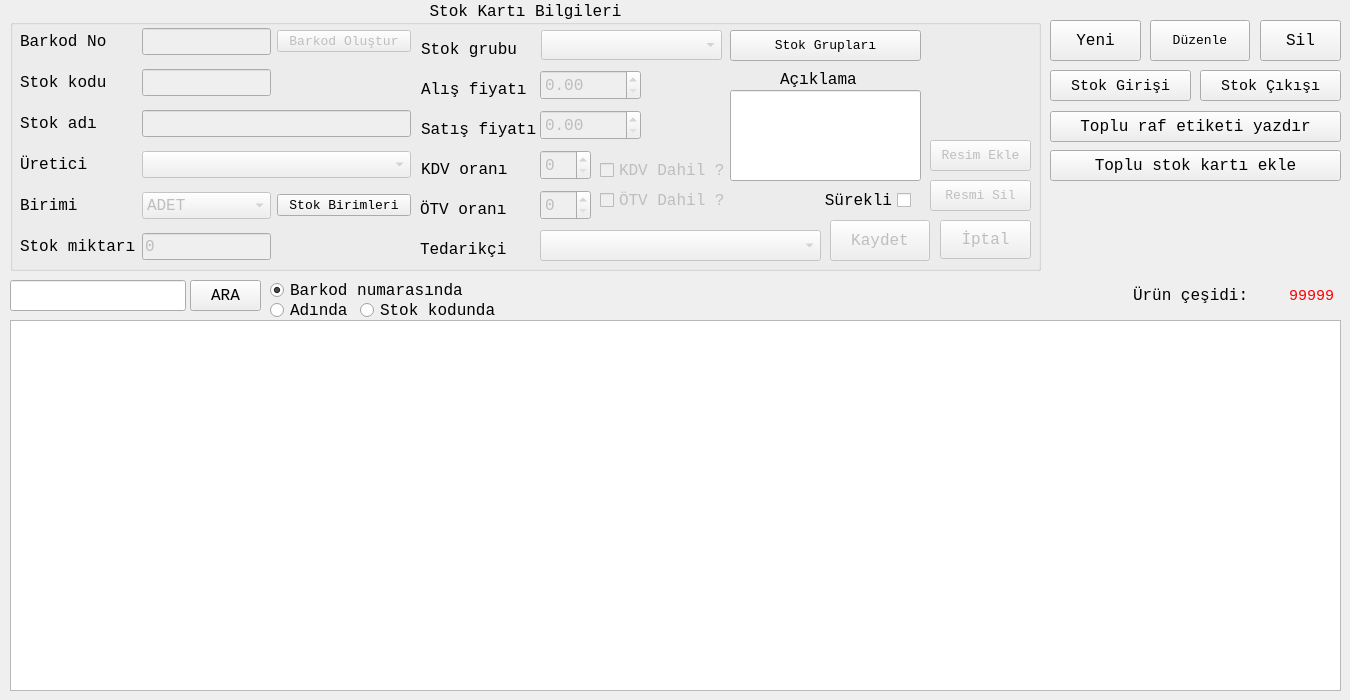
This is stokfrom.ui in mamoo81/bhss as Qt 5 draws it before an edit. The edited form follows.
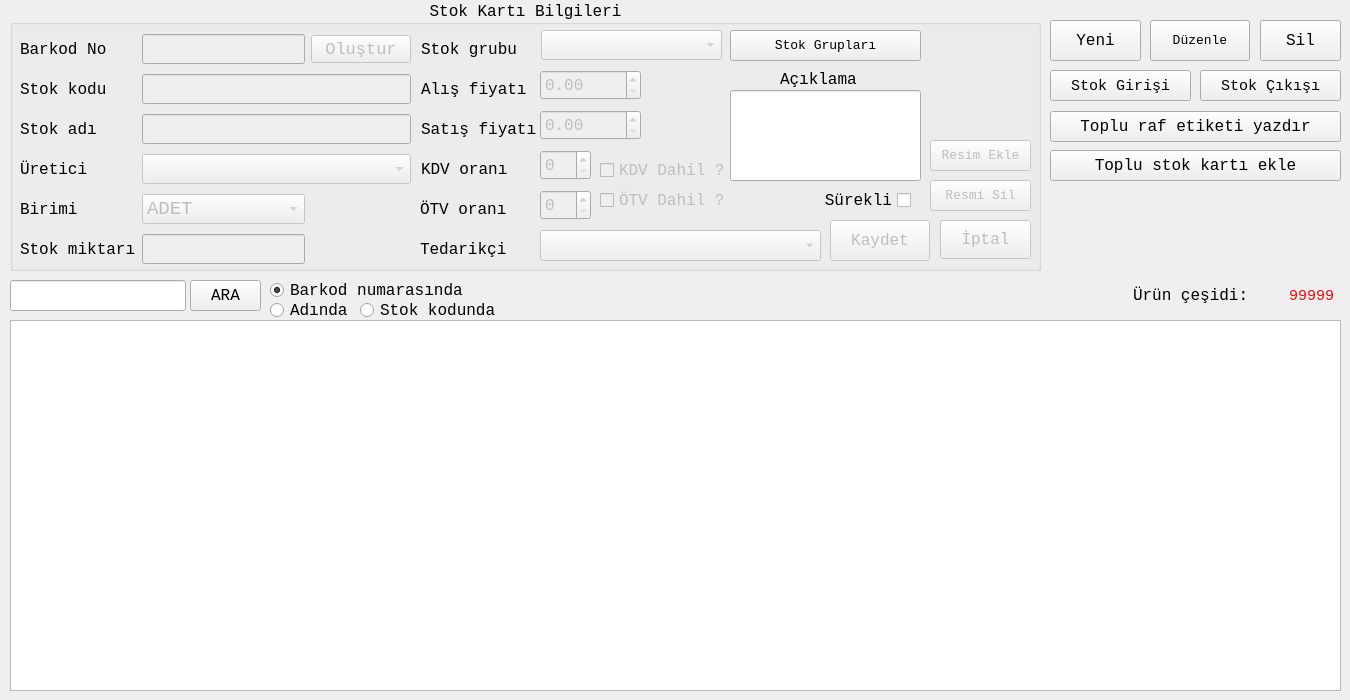
This is the edited form. Icons and pictures are not drawn.

Diff of the .ui file:
```diff
--- a/stokfrom.ui
+++ b/stokfrom.ui
@@ -552,9 +552,9 @@
     <property name="geometry">
      <rect>
       <x>10</x>
-      <y>20</y>
+      <y>30</y>
       <width>391</width>
-      <height>251</height>
+      <height>241</height>
      </rect>
     </property>
     <layout class="QGridLayout" name="gridLayout">
@@ -570,6 +570,12 @@
        <property name="enabled">
         <bool>false</bool>
        </property>
+       <property name="font">
+        <font>
+         <family>Monospace</family>
+         <pointsize>14</pointsize>
+        </font>
+       </property>
        <property name="text">
         <string/>
        </property>
@@ -583,11 +589,11 @@
        <property name="font">
         <font>
          <family>Monospace</family>
-         <pointsize>10</pointsize>
+         <pointsize>13</pointsize>
         </font>
        </property>
        <property name="text">
-        <string>Barkod Oluştur</string>
+        <string>Oluştur</string>
        </property>
        <property name="iconSize">
         <size>
@@ -607,16 +613,6 @@
        </property>
       </widget>
      </item>
-     <item row="1" column="1">
-      <widget class="QLineEdit" name="StokKoduLnEdit">
-       <property name="enabled">
-        <bool>false</bool>
-       </property>
-       <property name="text">
-        <string/>
-       </property>
-      </widget>
-     </item>
      <item row="2" column="0">
       <widget class="QLabel" name="label_4">
        <property name="text">
@@ -629,6 +625,12 @@
        <property name="enabled">
         <bool>false</bool>
        </property>
+       <property name="font">
+        <font>
+         <family>Monospace</family>
+         <pointsize>14</pointsize>
+        </font>
+       </property>
        <property name="text">
         <string/>
        </property>
@@ -646,6 +648,12 @@
        <property name="enabled">
         <bool>false</bool>
        </property>
+       <property name="font">
+        <font>
+         <family>Monospace</family>
+         <pointsize>14</pointsize>
+        </font>
+       </property>
       </widget>
      </item>
      <item row="4" column="0">
@@ -660,6 +668,12 @@
        <property name="enabled">
         <bool>false</bool>
        </property>
+       <property name="font">
+        <font>
+         <family>Monospace</family>
+         <pointsize>14</pointsize>
+        </font>
+       </property>
        <item>
         <property name="text">
          <string>ADET</string>
@@ -677,28 +691,6 @@
        </item>
       </widget>
      </item>
-     <item row="4" column="2">
-      <widget class="QToolButton" name="StokBirimBtn">
-       <property name="font">
-        <font>
-         <family>Monospace</family>
-         <pointsize>10</pointsize>
-        </font>
-       </property>
-       <property name="text">
-        <string>Stok Birimleri</string>
-       </property>
-       <property name="iconSize">
-        <size>
-         <width>64</width>
-         <height>64</height>
-        </size>
-       </property>
-       <property name="toolButtonStyle">
-        <enum>Qt::ToolButtonTextBesideIcon</enum>
-       </property>
-      </widget>
-     </item>
      <item row="5" column="0">
       <widget class="QLabel" name="label_6">
        <property name="text">
@@ -711,8 +703,27 @@
        <property name="enabled">
         <bool>false</bool>
        </property>
+       <property name="font">
+        <font>
+         <family>Monospace</family>
+         <pointsize>14</pointsize>
+        </font>
+       </property>
+      </widget>
+     </item>
+     <item row="1" column="1" colspan="2">
+      <widget class="QLineEdit" name="StokKoduLnEdit">
+       <property name="enabled">
+        <bool>false</bool>
+       </property>
+       <property name="font">
+        <font>
+         <family>Monospace</family>
+         <pointsize>14</pointsize>
+        </font>
+       </property>
        <property name="text">
-        <string>0</string>
+        <string/>
        </property>
       </widget>
      </item>
```
Left out of the diff: 5 changed lines with no effect on the pictures.
